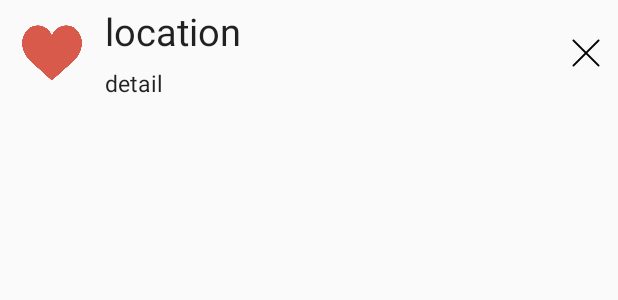
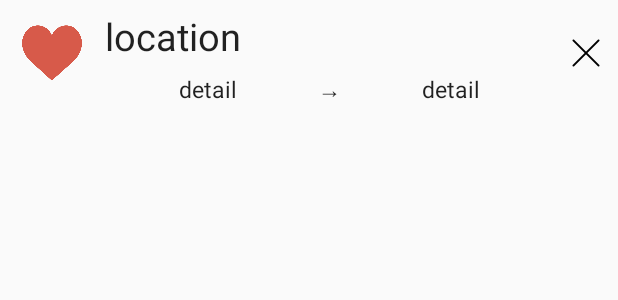
Before and after one commit to hyunajin/JustTrustMe, an Android app: the layout listview_item_bookmark.xml on its own in the app's theme, with its tools: preview values and no code run, on a phone screen of 412 x 824 dp. Shown: the top 300 px of the screen. Run offline under Robolectric (Android 15) with nearby library versions, the phone set to English and light mode, and no system bars.

```diff
--- a/JustTrustMe/app/src/main/AndroidManifest.xml
+++ b/JustTrustMe/app/src/main/AndroidManifest.xml
@@ -31,7 +31,7 @@
                 <category android:name="android.intent.category.LAUNCHER" />
             </intent-filter>
         </activity>
-        <activity android:name=".BookMark" />
+        <activity android:name=".BookMarkActi" />
         <activity android:name=".RegisterContacts" />
         <activity android:name=".OtherSettings" />
         <activity android:name=".Notice" />
--- a/JustTrustMe/app/src/main/java/com/example/asus/justtrustme/FAQ.java
+++ b/JustTrustMe/app/src/main/java/com/example/asus/justtrustme/FAQ.java
@@ -68,7 +68,7 @@ public class FAQ extends AppCompatActivity implements NavigationView.OnNavigatio
             startActivity(intent);
         } else if (id == R.id.nav_book_mark){
             drawer.closeDrawer(GravityCompat.START);
-            Intent intent = new Intent(FAQ.this, BookMark.class);
+            Intent intent = new Intent(FAQ.this, BookMarkActi.class);
             startActivity(intent);
         }else if (id == R.id.nav_notice){
             drawer.closeDrawer(GravityCompat.START);
--- a/JustTrustMe/app/src/main/java/com/example/asus/justtrustme/Notice.java
+++ b/JustTrustMe/app/src/main/java/com/example/asus/justtrustme/Notice.java
@@ -69,7 +69,7 @@ public class Notice extends AppCompatActivity implements NavigationView.OnNaviga
             startActivity(intent);
         } else if (id == R.id.nav_book_mark){
             drawer.closeDrawer(GravityCompat.START);
-            Intent intent = new Intent(Notice.this, BookMark.class);
+            Intent intent = new Intent(Notice.this, BookMarkActi.class);
             startActivity(intent);
         }else if (id == R.id.nav_faq){
             drawer.closeDrawer(GravityCompat.START);
--- a/JustTrustMe/app/src/main/java/com/example/asus/justtrustme/OtherSettings.java
+++ b/JustTrustMe/app/src/main/java/com/example/asus/justtrustme/OtherSettings.java
@@ -66,7 +66,7 @@ public class OtherSettings extends AppCompatActivity implements NavigationView.O
         int id = menuItem.getItemId();
         if (id == R.id.nav_book_mark) {
             drawer.closeDrawer(GravityCompat.START);
-            Intent intent = new Intent(OtherSettings.this, BookMark.class);
+            Intent intent = new Intent(OtherSettings.this, BookMarkActi.class);
             startActivity(intent);
         } else if (id == R.id.nav_register_contacts) {
             drawer.closeDrawer(GravityCompat.START);
--- a/JustTrustMe/app/src/main/java/com/example/asus/justtrustme/RegisterContacts.java
+++ b/JustTrustMe/app/src/main/java/com/example/asus/justtrustme/RegisterContacts.java
@@ -64,7 +64,7 @@ public class RegisterContacts extends AppCompatActivity implements NavigationVie
         if (id == R.id.nav_book_mark) {
             //Toast.makeText(getApplicationContext(),"else 로 들어왔다.",Toast.LENGTH_SHORT).show();
             drawer.closeDrawer(GravityCompat.START);
-            Intent intent = new Intent(RegisterContacts.this, BookMark.class);
+            Intent intent = new Intent(RegisterContacts.this, BookMarkActi.class);
             startActivity(intent);
         } else if (id == R.id.nav_finding_a_way) {
             drawer.closeDrawer(GravityCompat.START);
--- a/JustTrustMe/app/src/main/java/com/example/asus/justtrustme/Search.java
+++ b/JustTrustMe/app/src/main/java/com/example/asus/justtrustme/Search.java
@@ -11,7 +11,6 @@ import android.support.v4.widget.DrawerLayout;
 import android.support.v7.app.ActionBarDrawerToggle;
 import android.support.v7.app.AppCompatActivity;
 import android.support.v7.widget.Toolbar;
-import android.util.Log;
 import android.view.Menu;
 import android.view.MenuItem;
 import android.view.View;
@@ -94,7 +93,7 @@ public class Search extends AppCompatActivity implements NavigationView.OnNaviga
         int id = item.getItemId();
         if (id == R.id.nav_book_mark) {
             drawer.closeDrawer(GravityCompat.START);
-            Intent intent = new Intent(Search.this, BookMark.class);
+            Intent intent = new Intent(Search.this, BookMarkActi.class);
             startActivity(intent);
         } else if (id == R.id.nav_register_contacts) {
             drawer.closeDrawer(GravityCompat.START);
--- a/JustTrustMe/app/src/main/res/layout/listview_item_bookmark.xml
+++ b/JustTrustMe/app/src/main/res/layout/listview_item_bookmark.xml
@@ -1,58 +1,89 @@
 <?xml version="1.0" encoding="utf-8"?>
 <LinearLayout xmlns:android="http://schemas.android.com/apk/res/android"
     android:id="@+id/listview_item_rc"
-    android:layout_width="match_parent" android:layout_height="wrap_content"
-    android:orientation="horizontal"
-    android:gravity="center_vertical">
+    android:layout_width="match_parent"
+    android:layout_height="wrap_content"
+    android:gravity="center_vertical"
+    android:orientation="horizontal">
+
     <LinearLayout
         android:layout_width="70dp"
         android:layout_height="70dp"
         android:orientation="vertical">
 
         <ImageView
+            android:id="@+id/imageView"
             android:layout_width="40dp"
             android:layout_height="40dp"
+            android:layout_gravity="center"
             android:layout_marginTop="15dp"
-            android:layout_gravity="center"
-            android:id="@+id/imageView"
             android:src="@drawable/likey" />
 
     </LinearLayout>
+
     <LinearLayout
         android:layout_width="300dp"
         android:layout_height="70dp"
         android:orientation="vertical">
+
         <TextView
+            android:id="@+id/location"
             android:layout_width="wrap_content"
             android:layout_height="wrap_content"
+            android:layout_weight="2"
+            android:gravity="center"
+            android:text="location"
             android:textAppearance="?android:attr/textAppearanceLarge"
-            android:text="location"
-            android:textSize="25dp"
-            android:gravity="center"
-            android:id="@+id/location"
-            android:layout_weight="1" />
-        <TextView
-            android:layout_width="wrap_content"
+            android:textSize="25dp" />
+
+        <LinearLayout
+            android:layout_width="match_parent"
             android:layout_height="wrap_content"
-            android:textAppearance="?android:attr/textAppearanceLarge"
-            android:text="detail"
-            android:id="@+id/detail"
-            android:gravity="center"
-            android:textSize="15dp"
-            android:layout_weight="1" />
+            android:orientation="horizontal">
+
+            <TextView
+                android:id="@+id/detail1"
+                android:layout_width="wrap_content"
+                android:layout_height="wrap_content"
+                android:layout_weight="1"
+                android:gravity="center"
+                android:text="detail"
+                android:textAppearance="?android:attr/textAppearanceLarge"
+                android:textSize="15dp" />
+
+            <TextView
+                android:layout_width="wrap_content"
+                android:layout_height="wrap_content"
+                android:gravity="center"
+                android:text=" → "
+                android:textAppearance="?android:attr/textAppearanceLarge"
+                android:textSize="15dp" />
+
+            <TextView
+                android:id="@+id/detail2"
+                android:layout_width="wrap_content"
+                android:layout_height="wrap_content"
+                android:layout_weight="1"
+                android:gravity="center"
+                android:text="detail"
+                android:textAppearance="?android:attr/textAppearanceLarge"
+                android:textSize="15dp" />
+        </LinearLayout>
+
     </LinearLayout>
 
     <LinearLayout
         android:layout_width="match_parent"
         android:layout_height="70dp"
         android:orientation="vertical">
+
         <Button
             android:id="@+id/button_c"
-            android:layout_marginTop="25dp"
             android:layout_width="20dp"
             android:layout_height="20dp"
             android:layout_gravity="center"
-            android:background="@drawable/cancel"/>
+            android:layout_marginTop="25dp"
+            android:background="@drawable/cancel" />
     </LinearLayout>
 
 </LinearLayout>
--- a/JustTrustMe/app/src/main/res/values/strings.xml
+++ b/JustTrustMe/app/src/main/res/values/strings.xml
@@ -1,6 +1,6 @@
 <resources>
     <string name="app_name"> </string>
-    <string name="api_key">api키값입력해주세요</string>
+    <string name="api_key">d078b076e2f929df66ec24a56fe6cd69</string>
     <string name="logout">로그아웃</string>
     <string name="history_of_use_remove">사용기록삭제</string>
     <string name="about_real_time_locations">실시간 위치정보</string>
@@ -19,4 +19,5 @@
     <string name="navigation_drawer_close">Close navigation drawer</string>
     <string name="starting_point">출발지</string>
     <string name="destination">도착지</string>
+    <string name="ip_address">192.168.35.187:8181</string>
 </resources>
```
Also changed, not shown: JustTrustMe/app/build.gradle (+14 -0 lines), JustTrustMe/app/src/main/java/com/example/asus/justtrustme/BookMark.java (+88 -74 lines), JustTrustMe/app/src/main/java/com/example/asus/justtrustme/BookMarkActi.java (added, +215 -0 lines), JustTrustMe/app/src/main/java/com/example/asus/justtrustme/Contact.java (added, +50 -0 lines), JustTrustMe/app/src/main/java/com/example/asus/justtrustme/FindingWay.java (+7 -11 lines), JustTrustMe/app/src/main/java/com/example/asus/justtrustme/ListViewItem2.java (added, +48 -0 lines), JustTrustMe/app/src/main/java/com/example/asus/justtrustme/ListViewItemView2.java (added, +38 -0 lines), JustTrustMe/app/src/main/java/com/example/asus/justtrustme/Member.java (added, +40 -0 lines), JustTrustMe/app/src/main/res/layout/activity_book_mark.xml (+16 -1 lines), JustTrustMe/app/src/main/assets/justtrustme.db (added).
